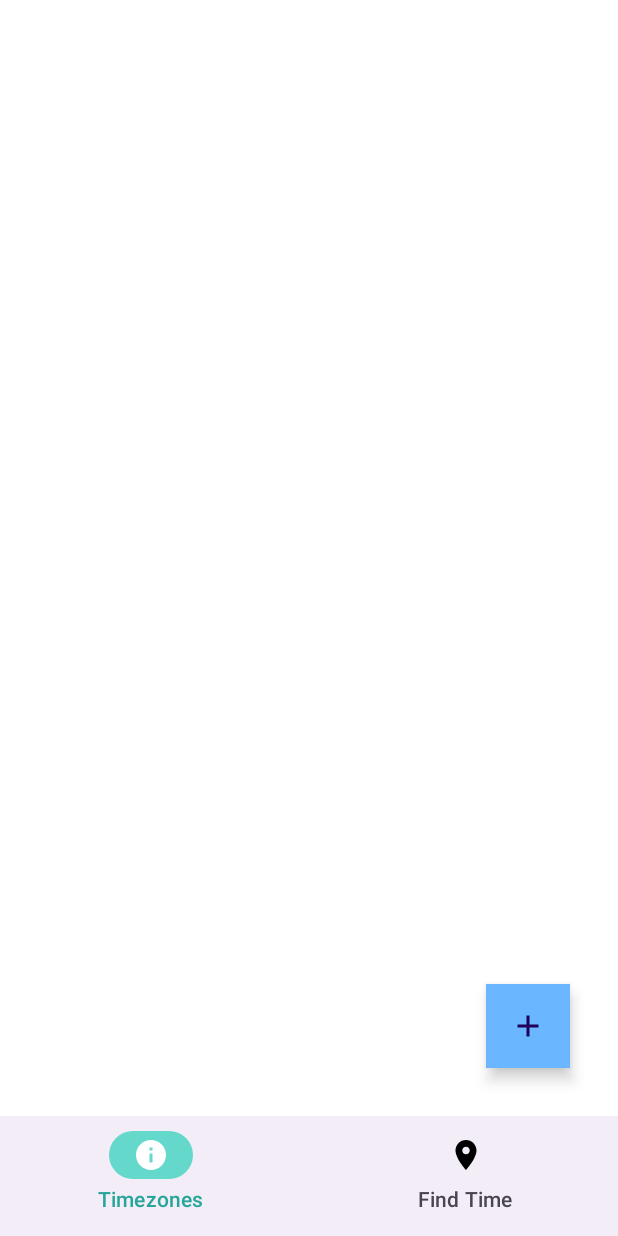
After one commit to Denoble/KotlinMultiplatformsFindTime, an Android app built with Jetpack Compose: the composable MainView shown on its own in the app's theme, on a phone screen of 412 x 824 dp. The commit adds this screen. Run offline under Robolectric (Android 15) with nearby library versions, the phone set to English and light mode, and no system bars; 1 statement that could not run was skipped.

Commit message:
Adds MainScreen Title

```diff
--- a/androidApp/build.gradle.kts
+++ b/androidApp/build.gradle.kts
@@ -41,9 +41,12 @@ android {
 dependencies {
     implementation(projects.shared)
     implementation(libs.compose.ui)
+    implementation(libs.napier)
     implementation(libs.compose.ui.tooling.preview)
     implementation(libs.compose.material3)
     implementation(libs.androidx.activity.compose)
     implementation(libs.androidx.material3)
+    implementation(libs.androidx.navigation.compose)
     debugImplementation(libs.compose.ui.tooling)
+
 }
--- /dev/null
+++ b/androidApp/src/main/java/com/gevcorst/findtime/android/ui/MainView.kt
@@ -0,0 +1,107 @@
+package com.gevcorst.findtime.android.ui
+
+import androidx.compose.foundation.layout.padding
+import androidx.compose.material.icons.Icons
+import androidx.compose.material.icons.filled.Add
+import androidx.compose.material.icons.filled.Info
+import androidx.compose.material.icons.filled.Place
+import androidx.compose.material3.NavigationBarItem
+import androidx.compose.material3.FloatingActionButton
+import androidx.compose.material3.Icon
+import androidx.compose.material3.MaterialTheme
+import androidx.compose.material3.NavigationBar
+import androidx.compose.material3.NavigationBarItemDefaults
+import androidx.compose.material3.Scaffold
+import androidx.compose.material3.Text
+import androidx.compose.runtime.Composable
+import androidx.compose.runtime.mutableStateOf
+import androidx.compose.runtime.remember
+import androidx.compose.runtime.snapshots.SnapshotStateList
+import androidx.compose.ui.Modifier
+import androidx.compose.ui.graphics.Color
+import androidx.compose.ui.graphics.vector.ImageVector
+import androidx.compose.ui.unit.dp
+import com.gevcorst.findtime.android.theme.AppTheme
+
+sealed class Screen(val title: String) {
+    object TimeZonesScreen : Screen("Timezones")
+    object FindTimeScreen : Screen("Find Time")
+}
+
+data class BottomNavigationItem(
+    val route: String,
+    val icon: ImageVector,
+    val iconContentDescription: String
+)
+
+val bottomNavigationItems = listOf(
+    BottomNavigationItem(
+        Screen.TimeZonesScreen.title,
+        Icons.Filled.Info,
+        "Timezones"
+    ),
+    BottomNavigationItem(
+        Screen.FindTimeScreen.title,
+        Icons.Filled.Place,
+        "Find Time"
+    )
+)
+
+// 1
+@Composable
+// 2
+fun MainView(actionBarFun: topBarFun = { EmptyComposable() }) {
+    val showAddDialog = remember { mutableStateOf(false) }
+    val currentTimezoneStrings = remember { SnapshotStateList<String>() }
+    val selectedIndex = remember { mutableStateOf(0) }
+    AppTheme {
+        Scaffold(
+            topBar = {
+                actionBarFun(selectedIndex.value)
+            },
+            floatingActionButton = {
+                // TODO: Add Floating action button
+                if (selectedIndex.value == 0) {
+
+                    FloatingActionButton(
+                        modifier = Modifier
+                            .padding(16.dp),
+                        onClick = {
+                            showAddDialog.value = true
+                        }
+                    ) {
+                        Icon(
+                            imageVector = Icons.Default.Add,
+                            contentDescription = null
+                        )
+                    }
+                }
+            },
+            bottomBar = {
+                // TODO: Add bottom bar
+                NavigationBar {
+                    bottomNavigationItems.forEachIndexed { i, bottomNavigationItem ->
+                        NavigationBarItem( selected = selectedIndex.value == i,
+                            onClick = {  selectedIndex.value = i },
+                            colors =  NavigationBarItemDefaults.colors(
+                                unselectedIconColor = Color.Black,
+                                selectedIconColor = Color.White
+                            ),
+                            label = {Text(bottomNavigationItem.route,
+                                style = MaterialTheme.typography.titleSmall)
+                            },
+                            icon = { Icon(
+                                bottomNavigationItem.icon,
+                                contentDescription = bottomNavigationItem.iconContentDescription
+                            ) })
+                    }
+                }
+
+            }
+        ) {
+            it.toString()
+            // TODO: Replace with Dialog
+            // TODO: Replace with screens
+        }
+    }
+}
--- /dev/null
+++ b/androidApp/src/main/res/values/strings.xml
@@ -0,0 +1,5 @@
+<?xml version="1.0" encoding="utf-8"?>
+<resources>
+    <string name="world_clocks">World Clocks</string>
+    <string name="find_meeting">find meetings</string>
+</resources>
--- a/gradle/libs.versions.toml
+++ b/gradle/libs.versions.toml
@@ -24,7 +24,9 @@ kotlinx-datetime = { group = "org.jetbrains.kotlinx", name = "kotlinx-datetime",
 ui-desktop = { group = "org.jetbrains.compose.ui", name = "ui-desktop", version = "1.6.2" }
 ui-util = { group = "org.jetbrains.compose.ui", name = "ui-util", version = "1.6.2" }
 napier = { group = "io.github.aakira", name = "napier", version = "2.7.1" }
-androidx-material3 = { group = "androidx.compose.material3", name = "material3", version = "1.3.0-alpha04" }
+androidx-material3 = { group = "androidx.compose.material3", name = "material3", version = "1.3.0-alpha05" }
+androidx-navigation-compose = { group = "androidx.navigation", name = "navigation-compose", version = "2.8.0-alpha07" }
+
 
 [plugins]
 androidApplication = { id = "com.android.application", version.ref = "agp" }
--- a/shared/build.gradle.kts
+++ b/shared/build.gradle.kts
@@ -68,5 +68,6 @@ dependencies {
     //implementation(libs.ui.desktop)
     implementation(libs.ui.util)
     implementation(libs.androidx.core.ktx)
+    implementation(libs.androidx.material3)
 
 }
```
Also changed, not shown: androidApp/src/main/java/com/gevcorst/findtime/android/MainActivity.kt (+14 -2 lines).
